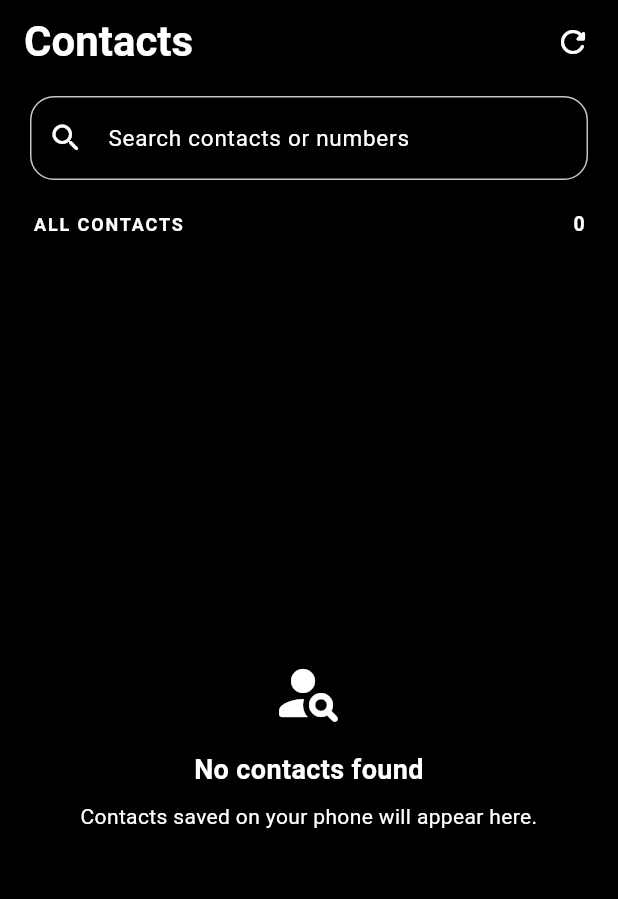
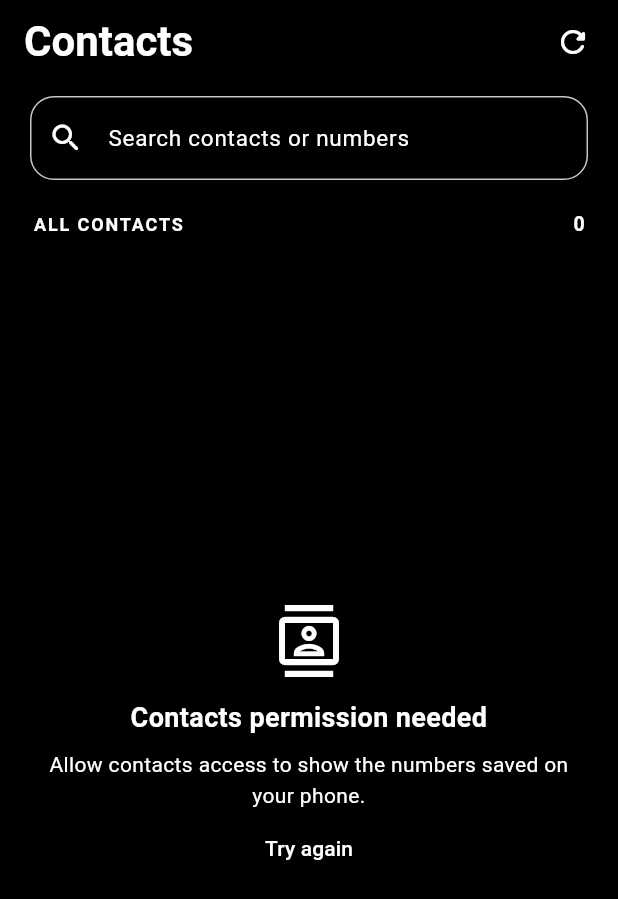
Before and after one commit to hyouka56/contacts-flutter, a Flutter app: the screen it shows after launch, after a tap on the "refresh" icon, on a phone screen of 412 x 824 dp. Shown: the top 899 px of the screen. Run offline on Flutter 3.47's test engine with Material 3 defaults, Android fonts, the phone set to English and light mode, and no system bars; our stand-ins replace flutter_contacts; statements that could not run were skipped.

Commit message:
Fix build warnings and modernize contacts plugin

```diff
--- a/lib/main.dart
+++ b/lib/main.dart
@@ -79,8 +79,8 @@ class _ContactsHomeState extends State<ContactsHome> {
       _permissionDenied = false;
     });
     try {
-      final granted = await FlutterContacts.requestPermission(readonly: true);
-      if (!granted) {
+      final permissionStatus = await FlutterContacts.permissions.request(PermissionType.read);
+      if (permissionStatus != PermissionStatus.granted) {
         if (mounted) {
           setState(() {
             _permissionDenied = true;
@@ -89,11 +89,11 @@ class _ContactsHomeState extends State<ContactsHome> {
         }
         return;
       }
-      final contacts = await FlutterContacts.getContacts(
-        withProperties: true,
-        withPhoto: false,
+      final contacts = await FlutterContacts.getAll(
+        properties: {ContactProperty.phone},
       );
-      contacts.sort((a, b) => a.displayName.toLowerCase().compareTo(b.displayName.toLowerCase()));
+      contacts.sort((a, b) =>
+          _displayName(a).toLowerCase().compareTo(_displayName(b).toLowerCase()));
       if (mounted) {
         setState(() {
           _contacts = contacts;
@@ -109,9 +109,14 @@ class _ContactsHomeState extends State<ContactsHome> {
     if (_query.isEmpty) return _contacts;
     final q = _query.toLowerCase();
     return _contacts.where((c) {
-      if (c.displayName.toLowerCase().contains(q)) return true;
+      if (_displayName(c).toLowerCase().contains(q)) return true;
       return c.phones.any((p) => p.number.replaceAll(' ', '').contains(q.replaceAll(' ', '')));
     }).toList();
+  }
+
+  String _displayName(Contact contact) {
+    final name = contact.displayName?.trim();
+    return name == null || name.isEmpty ? 'Unnamed contact' : name;
   }
 
   Color _avatarColor(String name) => const Color(0xFF151515);
@@ -124,6 +129,7 @@ class _ContactsHomeState extends State<ContactsHome> {
   }
 
   void _showContact(Contact contact) {
+    final displayName = _displayName(contact);
     showModalBottomSheet<void>(
       context: context,
       isScrollControlled: true,
@@ -142,12 +148,12 @@ class _ContactsHomeState extends State<ContactsHome> {
               const SizedBox(height: 24),
               CircleAvatar(
                 radius: 38,
-                backgroundColor: _avatarColor(contact.displayName),
-                child: Text(_initials(contact.displayName),
+                backgroundColor: _avatarColor(displayName),
+                child: Text(_initials(displayName),
                   style: const TextStyle(fontSize: 24, color: ink, fontWeight: FontWeight.w600)),
               ),
               const SizedBox(height: 14),
-              Text(contact.displayName, textAlign: TextAlign.center,
+              Text(displayName, textAlign: TextAlign.center,
                 style: const TextStyle(fontSize: 23, fontWeight: FontWeight.w700, color: ink)),
               const SizedBox(height: 24),
               const Align(
@@ -268,11 +274,11 @@ class _ContactsHomeState extends State<ContactsHome> {
                               contentPadding: const EdgeInsets.symmetric(horizontal: 6, vertical: 5),
                               leading: CircleAvatar(
                                 radius: 25,
-                                backgroundColor: _avatarColor(contact.displayName),
-                                child: Text(_initials(contact.displayName),
+                                backgroundColor: _avatarColor(_displayName(contact)),
+                                child: Text(_initials(_displayName(contact)),
                                   style: const TextStyle(color: ink, fontWeight: FontWeight.w600)),
                               ),
-                              title: Text(contact.displayName.isEmpty ? 'Unnamed contact' : contact.displayName,
+                              title: Text(_displayName(contact),
                                 maxLines: 1, overflow: TextOverflow.ellipsis,
                                 style: const TextStyle(color: ink, fontSize: 16, fontWeight: FontWeight.w600)),
                               subtitle: Text(
--- a/pubspec.yaml
+++ b/pubspec.yaml
@@ -4,17 +4,17 @@ publish_to: 'none'
 version: 1.0.0+1
 
 environment:
-  sdk: '>=3.3.0 <4.0.0'
+  sdk: '>=3.12.0 <4.0.0'
 
 dependencies:
   flutter:
     sdk: flutter
-  flutter_contacts: ^1.1.9+2
+  flutter_contacts: ^2.6.0
 
 dev_dependencies:
   flutter_test:
     sdk: flutter
-  flutter_lints: ^4.0.0
+  flutter_lints: ^6.0.0
   launcher_icons: ^0.16.0
 
 flutter:
```
Also changed, not shown: 1 other file.
